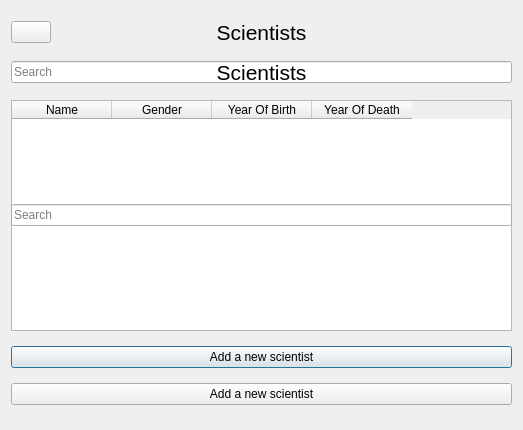
Above: GUI-verklegtVika3/scientisttabledialog.ui from streamerinn/Verklegt-1 before the change. Below: the same form after it.
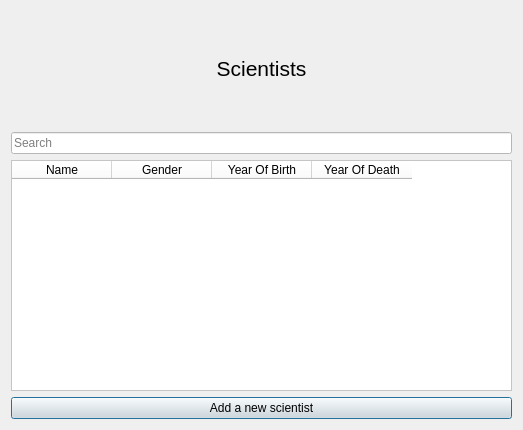
That is the form after the change. Icons and pictures are not drawn.

Commit message: Awesome color wheel is awesome

```diff
--- a/GUI-verklegtVika3/scientisttabledialog.ui
+++ b/GUI-verklegtVika3/scientisttabledialog.ui
@@ -14,7 +14,7 @@
    <string>Dialog</string>
   </property>
   <property name="windowIcon">
-   <iconset resource="resource.qrc">
+   <iconset resource="aukaefni.qrc">
     <normaloff>:/images/pictures/viso.png</normaloff>:/images/pictures/viso.png</iconset>
   </property>
   <layout class="QGridLayout" name="gridLayout">
@@ -25,20 +25,26 @@
      </property>
     </widget>
    </item>
+   <item row="1" column="0">
+    <widget class="QLineEdit" name="ScientistSearch">
+     <property name="styleSheet">
+      <string notr="true">background-color: rgb(255, 255, 255);</string>
+     </property>
+     <property name="placeholderText">
+      <string>Search</string>
+     </property>
+    </widget>
+   </item>
    <item row="3" column="0">
     <widget class="QPushButton" name="AddANewScientist">
+     <property name="styleSheet">
+      <string notr="true">background-color: rgb(225, 225, 225);</string>
+     </property>
      <property name="text">
       <string>Add a new scientist</string>
      </property>
     </widget>
    </item>
-   <item row="1" column="0">
-    <widget class="QLineEdit" name="ScientistSearch">
-     <property name="placeholderText">
-      <string>Search</string>
-     </property>
-    </widget>
-   </item>
    <item row="2" column="0">
     <widget class="QTableWidget" name="ScientistTable">
      <property name="sizePolicy">
@@ -53,6 +59,9 @@
        <height>231</height>
       </size>
      </property>
+     <property name="styleSheet">
+      <string notr="true">background-color: rgb(255, 255, 255);</string>
+     </property>
      <property name="sortingEnabled">
       <bool>true</bool>
      </property>
@@ -78,38 +87,6 @@
      </column>
     </widget>
    </item>
-   <item row="4" column="0">
-    <widget class="QPushButton" name="AddANewScientist">
-     <property name="text">
-      <string>Add a new scientist</string>
-     </property>
-    </widget>
-   </item>
-   <item row="2" column="0">
-    <widget class="QLineEdit" name="ScientistSearch">
-     <property name="placeholderText">
-      <string>Search</string>
-     </property>
-    </widget>
-   </item>
-   <item row="1" column="0">
-    <widget class="QLabel" name="label">
-     <property name="text">
-      <string>&lt;html&gt;&lt;head/&gt;&lt;body&gt;&lt;p align=&quot;center&quot;&gt;&lt;span style=&quot; font-size:16pt;&quot;&gt;Scientists&lt;/span&gt;&lt;/p&gt;&lt;/body&gt;&lt;/html&gt;</string>
-     </property>
-    </widget>
-   </item>
-   <item row="0" column="0" alignment="Qt::AlignLeft">
-    <widget class="QPushButton" name="button_home">
-     <property name="text">
-      <string/>
-     </property>
-     <property name="icon">
-      <iconset resource="resource.qrc">
-       <normaloff>:/images/pictures/512px-Home_Icon.svg.png</normaloff>:/images/pictures/512px-Home_Icon.svg.png</iconset>
-     </property>
-    </widget>
-   </item>
   </layout>
  </widget>
  <resources>
```
Left out of the diff: 2 changed lines with no effect on the pictures. The commit also changes 7 other files.
